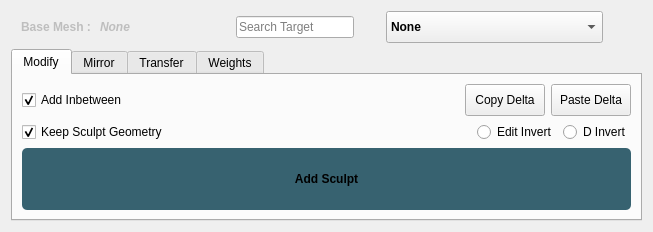
Qt form z_bs/_addUI.ui (DDDonzy/d_maya) before a commit.
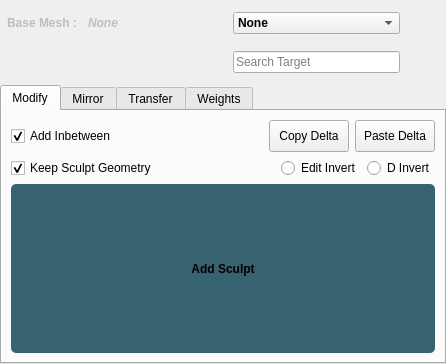
The same form after that commit. Icons and pictures are not drawn.

```diff
--- a/z_bs/_addUI.ui
+++ b/z_bs/_addUI.ui
@@ -6,71 +6,88 @@
    <rect>
     <x>0</x>
     <y>0</y>
-    <width>653</width>
-    <height>232</height>
+    <width>446</width>
+    <height>364</height>
    </rect>
   </property>
-  <property name="sizePolicy">
-   <sizepolicy hsizetype="Preferred" vsizetype="Preferred">
-    <horstretch>0</horstretch>
-    <verstretch>0</verstretch>
-   </sizepolicy>
-  </property>
-  <property name="maximumSize">
-   <size>
-    <width>16777215</width>
-    <height>16777215</height>
-   </size>
-  </property>
   <property name="windowTitle">
    <string>Form</string>
   </property>
-  <layout class="QVBoxLayout" name="verticalLayout_3">
+  <layout class="QVBoxLayout" name="verticalLayout_6">
+   <property name="spacing">
+    <number>0</number>
+   </property>
+   <property name="leftMargin">
+    <number>0</number>
+   </property>
+   <property name="topMargin">
+    <number>0</number>
+   </property>
+   <property name="rightMargin">
+    <number>0</number>
+   </property>
+   <property name="bottomMargin">
+    <number>0</number>
+   </property>
    <item>
-    <widget class="QWidget" name="filterWidget" native="true">
-     <property name="sizePolicy">
-      <sizepolicy hsizetype="Preferred" vsizetype="Fixed">
-       <horstretch>0</horstretch>
-       <verstretch>0</verstretch>
-      </sizepolicy>
-     </property>
-     <property name="styleSheet">
-      <string notr="true"/>
-     </property>
+    <widget class="QWidget" name="addonWidget" native="true">
+     <layout class="QVBoxLayout" name="verticalLayout_5">
+      <property name="spacing">
+       <number>0</number>
+      </property>
+      <property name="leftMargin">
+       <number>0</number>
+      </property>
+      <property name="topMargin">
+       <number>0</number>
+      </property>
+      <property name="rightMargin">
+       <number>0</number>
+      </property>
+      <property name="bottomMargin">
+       <number>0</number>
+      </property>
+      <item>
+       <layout class="QHBoxLayout" name="horizontalLayout_8">
+        <property name="spacing">
+         <number>0</number>
+        </property>
+        <item>
+         <widget class="QWidget" name="mayaWidget" native="true">
      <layout class="QVBoxLayout" name="verticalLayout_4">
       <property name="spacing">
-       <number>0</number>
+            <number>7</number>
       </property>
       <property name="leftMargin">
-       <number>0</number>
+            <number>7</number>
       </property>
       <property name="topMargin">
-       <number>0</number>
+            <number>7</number>
       </property>
       <property name="rightMargin">
-       <number>0</number>
+            <number>7</number>
       </property>
       <property name="bottomMargin">
-       <number>0</number>
+            <number>7</number>
       </property>
       <item>
+            <widget class="QWidget" name="meshLayout" native="true">
        <layout class="QHBoxLayout" name="horizontalLayout">
-        <item>
-         <spacer name="horizontalSpacer_4">
-          <property name="orientation">
-           <enum>Qt::Horizontal</enum>
-          </property>
-          <property name="sizeType">
-           <enum>QSizePolicy::Fixed</enum>
-          </property>
-          <property name="sizeHint" stdset="0">
-           <size>
-            <width>10</width>
-            <height>5</height>
-           </size>
-          </property>
-         </spacer>
-        </item>
+              <property name="spacing">
+               <number>7</number>
+              </property>
+              <property name="leftMargin">
+               <number>0</number>
+              </property>
+              <property name="topMargin">
+               <number>0</number>
+              </property>
+              <property name="rightMargin">
+               <number>0</number>
+              </property>
+              <property name="bottomMargin">
+               <number>0</number>
+              </property>
         <item>
          <widget class="QLabel" name="baseMeshLabel">
           <property name="enabled">
@@ -87,22 +104,6 @@
           </property>
          </widget>
         </item>
-        <item>
-         <spacer name="horizontalSpacer_5">
-          <property name="orientation">
-           <enum>Qt::Horizontal</enum>
-          </property>
-          <property name="sizeType">
-           <enum>QSizePolicy::Fixed</enum>
-          </property>
-          <property name="sizeHint" stdset="0">
-           <size>
-            <width>5</width>
-            <height>5</height>
-           </size>
-          </property>
-         </spacer>
-        </item>
         <item>
          <widget class="QLabel" name="meshLabel">
           <property name="enabled">
@@ -123,6 +124,51 @@
           </property>
          </widget>
         </item>
+             </layout>
+             <zorder>meshLabel</zorder>
+             <zorder>baseMeshLabel</zorder>
+            </widget>
+           </item>
+           <item>
+            <widget class="QWidget" name="bsAddWidget" native="true">
+             <layout class="QHBoxLayout" name="horizontalLayout_6">
+              <property name="spacing">
+               <number>7</number>
+              </property>
+              <property name="leftMargin">
+               <number>0</number>
+              </property>
+              <property name="topMargin">
+               <number>0</number>
+              </property>
+              <property name="rightMargin">
+               <number>0</number>
+              </property>
+              <property name="bottomMargin">
+               <number>0</number>
+              </property>
+              <item>
+               <spacer name="horizontalSpacer_4">
+                <property name="orientation">
+                 <enum>Qt::Horizontal</enum>
+                </property>
+                <property name="sizeType">
+                 <enum>QSizePolicy::Minimum</enum>
+                </property>
+                <property name="sizeHint" stdset="0">
+                 <size>
+                  <width>0</width>
+                  <height>20</height>
+                 </size>
+                </property>
+               </spacer>
+              </item>
+             </layout>
+            </widget>
+           </item>
+          </layout>
+         </widget>
+        </item>
         <item>
          <spacer name="horizontalSpacer_3">
           <property name="orientation">
@@ -140,95 +186,53 @@
          </spacer>
         </item>
         <item>
-         <widget class="QWidget" name="filterLineEditWidget" native="true">
+         <widget class="QWidget" name="filterWidget" native="true">
           <property name="minimumSize">
            <size>
-            <width>150</width>
-            <height>32</height>
-           </size>
-          </property>
-          <layout class="QHBoxLayout" name="horizontalLayout_2">
-           <property name="spacing">
-            <number>0</number>
-           </property>
-           <property name="leftMargin">
-            <number>0</number>
-           </property>
-           <property name="topMargin">
-            <number>0</number>
-           </property>
-           <property name="rightMargin">
-            <number>0</number>
-           </property>
-           <property name="bottomMargin">
-            <number>0</number>
-           </property>
-           <item>
-            <widget class="QLineEdit" name="filterLineEdit">
-             <property name="minimumSize">
-              <size>
-               <width>32</width>
+            <width>220</width>
                <height>0</height>
               </size>
              </property>
-             <property name="placeholderText">
-              <string>Search Target</string>
-             </property>
-             <property name="clearButtonEnabled">
-              <bool>true</bool>
-             </property>
-            </widget>
-           </item>
+          <layout class="QVBoxLayout" name="verticalLayout_3">
+           <property name="spacing">
+            <number>7</number>
+           </property>
+           <property name="leftMargin">
+            <number>7</number>
+           </property>
+           <property name="topMargin">
+            <number>7</number>
+           </property>
+           <property name="rightMargin">
+            <number>7</number>
+           </property>
+           <property name="bottomMargin">
+            <number>7</number>
+           </property>
            <item>
-            <widget class="QPushButton" name="loadTargetButton">
-             <property name="minimumSize">
-              <size>
-               <width>32</width>
-               <height>32</height>
-              </size>
-             </property>
-             <property name="maximumSize">
-              <size>
-               <width>32</width>
-               <height>32</height>
-              </size>
-             </property>
-             <property name="styleSheet">
-              <string notr="true">QPushButton {
-    border: none;
-    background: transparent;
-    icon: url(:teAdd.svg);
-}
-
-QPushButton:hover {
-	icon: url(:teAdd_Hover.svg);
-}
-</string>
-             </property>
-             <property name="text">
-              <string/>
-             </property>
-             <property name="icon">
-              <iconset theme=":teAdd.svg">
-               <normaloff>.</normaloff>.</iconset>
-             </property>
-             <property name="iconSize">
-              <size>
-               <width>35</width>
-               <height>35</height>
-              </size>
-             </property>
-            </widget>
-           </item>
-          </layout>
-         </widget>
-        </item>
+            <widget class="QWidget" name="filterBsComboBoxWidget" native="true">
+             <layout class="QHBoxLayout" name="horizontalLayout_7">
+              <property name="spacing">
+               <number>7</number>
+              </property>
+              <property name="leftMargin">
+               <number>0</number>
+              </property>
+              <property name="topMargin">
+               <number>0</number>
+              </property>
+              <property name="rightMargin">
+               <number>0</number>
+              </property>
+              <property name="bottomMargin">
+               <number>0</number>
+              </property>
         <item>
          <widget class="QComboBox" name="filterComboBox">
           <property name="minimumSize">
            <size>
-            <width>217</width>
-            <height>32</height>
+                  <width>0</width>
+                  <height>0</height>
            </size>
           </property>
           <property name="maximumSize">
@@ -264,22 +268,6 @@
           </item>
          </widget>
         </item>
-        <item>
-         <spacer name="horizontalSpacer_6">
-          <property name="orientation">
-           <enum>Qt::Horizontal</enum>
-          </property>
-          <property name="sizeType">
-           <enum>QSizePolicy::Fixed</enum>
-          </property>
-          <property name="sizeHint" stdset="0">
-           <size>
-            <width>2</width>
-            <height>5</height>
-           </size>
-          </property>
-         </spacer>
-        </item>
         <item>
          <widget class="QPushButton" name="loadBsButton">
           <property name="sizePolicy">
@@ -327,21 +315,95 @@
           </property>
          </widget>
         </item>
+             </layout>
+            </widget>
+           </item>
         <item>
-         <spacer name="horizontalSpacer_7">
-          <property name="orientation">
-           <enum>Qt::Horizontal</enum>
-          </property>
-          <property name="sizeType">
-           <enum>QSizePolicy::Fixed</enum>
-          </property>
-          <property name="sizeHint" stdset="0">
+            <widget class="QWidget" name="filterLineEditWidget" native="true">
+             <property name="minimumSize">
+              <size>
+               <width>0</width>
+               <height>0</height>
+              </size>
+             </property>
+             <layout class="QHBoxLayout" name="horizontalLayout_2">
+              <property name="spacing">
+               <number>7</number>
+              </property>
+              <property name="leftMargin">
+               <number>0</number>
+              </property>
+              <property name="topMargin">
+               <number>0</number>
+              </property>
+              <property name="rightMargin">
+               <number>0</number>
+              </property>
+              <property name="bottomMargin">
+               <number>0</number>
+              </property>
+              <item>
+               <widget class="QLineEdit" name="filterLineEdit">
+                <property name="minimumSize">
            <size>
-            <width>5</width>
-            <height>5</height>
-           </size>
-          </property>
-         </spacer>
+                  <width>0</width>
+                  <height>0</height>
+                 </size>
+                </property>
+                <property name="placeholderText">
+                 <string>Search Target</string>
+                </property>
+                <property name="clearButtonEnabled">
+                 <bool>true</bool>
+                </property>
+               </widget>
+              </item>
+              <item>
+               <widget class="QPushButton" name="loadTargetButton">
+                <property name="minimumSize">
+                 <size>
+                  <width>32</width>
+                  <height>32</height>
+                 </size>
+                </property>
+                <property name="maximumSize">
+                 <size>
+                  <width>32</width>
+                  <height>32</height>
+                 </size>
+                </property>
+                <property name="styleSheet">
+                 <string notr="true">QPushButton {
+    border: none;
+    background: transparent;
+    icon: url(:teAdd.svg);
+}
+
+QPushButton:hover {
+	icon: url(:teAdd_Hover.svg);
+}
+</string>
+                </property>
+                <property name="text">
+                 <string/>
+                </property>
+                <property name="icon">
+                 <iconset theme=":teAdd.svg">
+                  <normaloff>.</normaloff>.</iconset>
+                </property>
+                <property name="iconSize">
+                 <size>
+                  <width>35</width>
+                  <height>35</height>
+                 </size>
+                </property>
+               </widget>
+              </item>
+             </layout>
+            </widget>
+           </item>
+          </layout>
+         </widget>
         </item>
        </layout>
       </item>
```
Left out of the diff: 4 changed lines with no effect on the pictures. Lines whose indentation alone changed are shown as unchanged.
